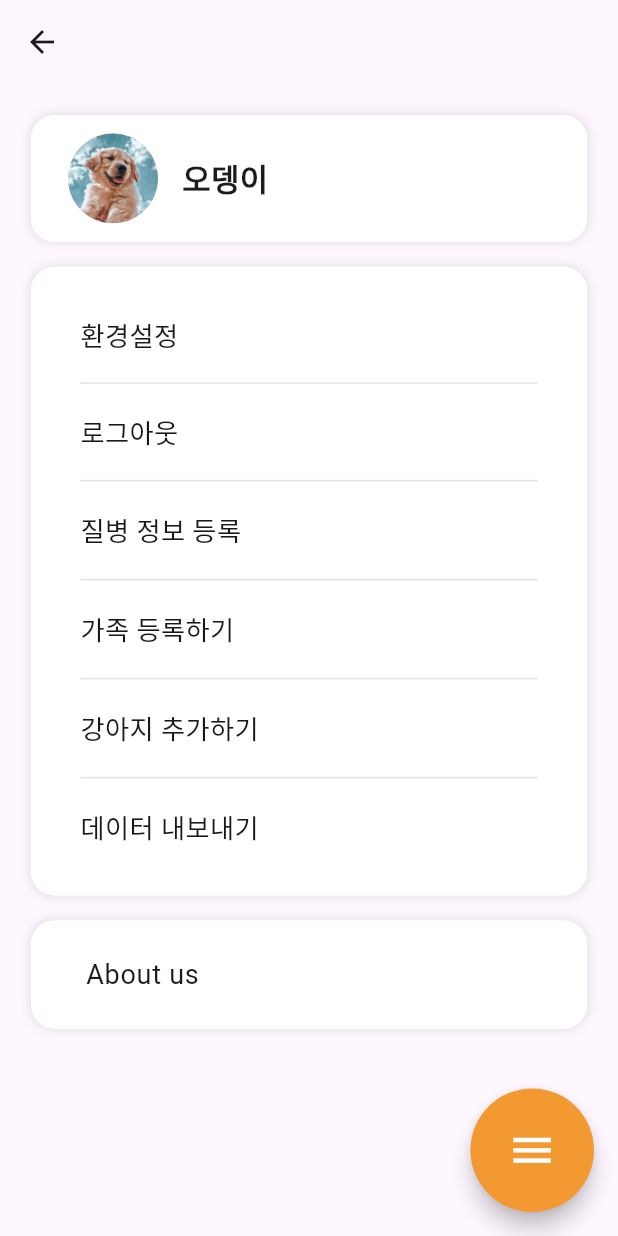
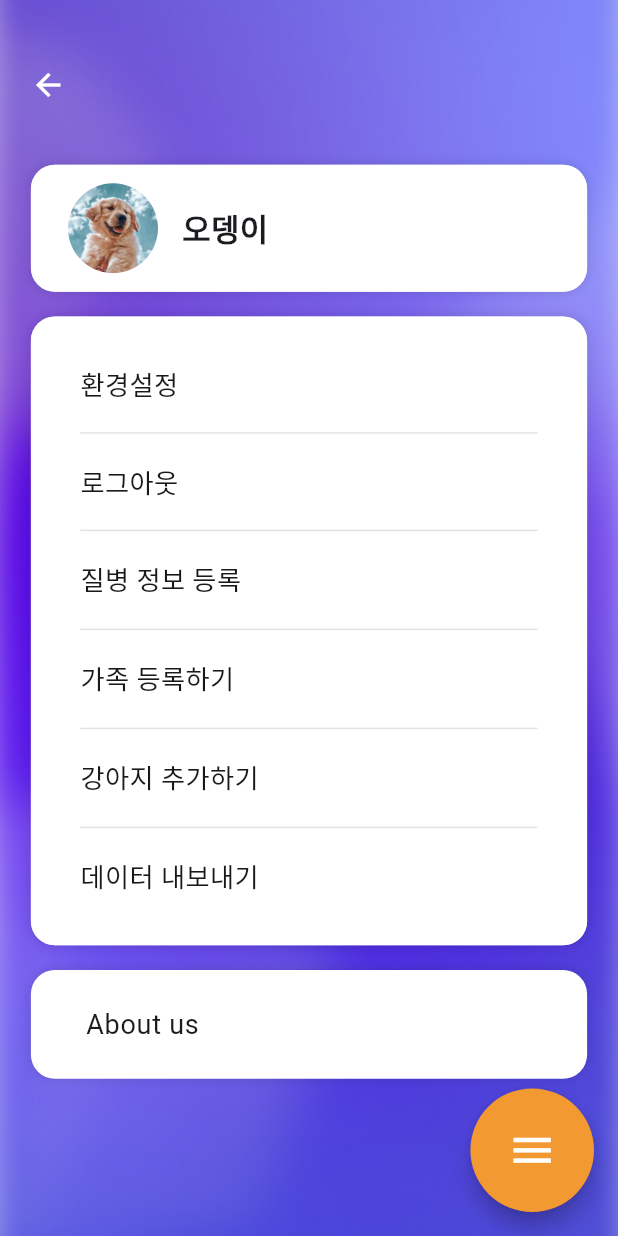
Before and after one commit to ChaenyH/SKT-FlyAI, a Flutter app: the MyPageScreen screen opened by its route, on a phone screen of 412 x 824 dp. Run offline on Flutter 3.47's test engine with Material 3 defaults, Android fonts, the phone set to English and light mode, and no system bars; our stand-ins replace camera, image_picker, rive.

Commit message:
Design: 정지된 배경화면 적용

```diff
--- a/gr_local/poopy/lib/views/home_screen.dart
+++ b/gr_local/poopy/lib/views/home_screen.dart
@@ -16,7 +16,7 @@ class HomeScreen extends StatelessWidget {
     return Scaffold(
       body: Stack(
         children: [
-          const RiveBackground(blurSigmaX: 60, blurSigmaY: 40), // RiveBackground 추가
+          const StalledBackground3(),
           Column(
             children: [
               // 상단에 고정된 DogProfileWidget
--- a/gr_local/poopy/lib/views/mypage_screen.dart
+++ b/gr_local/poopy/lib/views/mypage_screen.dart
@@ -1,4 +1,5 @@
 import 'package:flutter/material.dart';
+import 'package:poopy/views/rive_background.dart';
 import 'package:poopy/views/widgets/expandable_fab.dart';
 import 'package:poopy/views/widgets/mypage_widgets.dart';
 
@@ -9,10 +10,26 @@ class MyPageScreen extends StatelessWidget {
     final double contextHeight = MediaQuery.of(context).size.height * 0.1;
 
     return Scaffold(
-      appBar: AppBar(
-        // title: Text('MyPageScreen'),
+      body: Stack(
+        children: [
+          const StalledBackground2(), // RiveBackground 추가
+          Column(
+            crossAxisAlignment: CrossAxisAlignment.start,
+            children: [
+              Padding(
+                padding: EdgeInsets.only(
+                    top: contextHeight * 0.4,
+                    bottom: contextHeight * 0.1,
+                    left: contextWidth * 0.2
                 ),
-      body: Padding(
+                child: IconButton(
+                  icon: Icon(Icons.arrow_back, color: Colors.white),
+                  onPressed: () {
+                    Navigator.pop(context);
+                  },
+                ),
+              ),
+              Padding(
                 padding: EdgeInsets.all(contextWidth * 0.5),
                 child: Column(
                   crossAxisAlignment: CrossAxisAlignment.start,
@@ -25,6 +42,10 @@ class MyPageScreen extends StatelessWidget {
                   ],
                 ),
               ),
+            ],
+          ),
+        ],
+      ),
       floatingActionButton: GlobalExpandableFab(),
     );
   }
```
Also changed, not shown: gr_local/poopy/lib/views/calendar_screen.dart (+6 -11 lines), gr_local/poopy/lib/views/rive_background.dart (+95 -0 lines), gr_local/poopy/lib/views/widgets/draggable_date_info_panel.dart (+4 -4 lines), gr_local/poopy/assets/images/background1.png (added), gr_local/poopy/assets/images/background2.png (added), gr_local/poopy/assets/images/background3.png (added), gr_local/poopy/lib/controllers/navigation_controller.dart (indentation only). Lines whose indentation alone changed are shown as unchanged.
